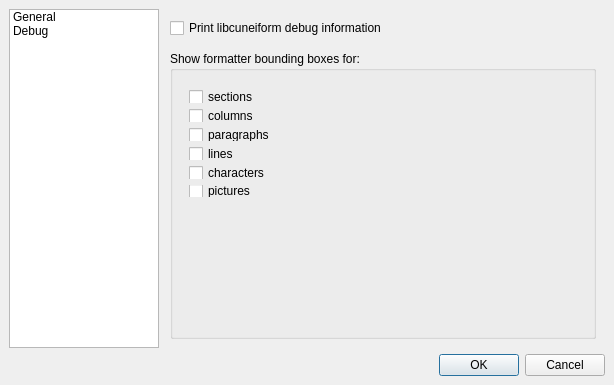
Above: gui/settings.ui from uliss/quneiform before the change. Below: the same form after it.
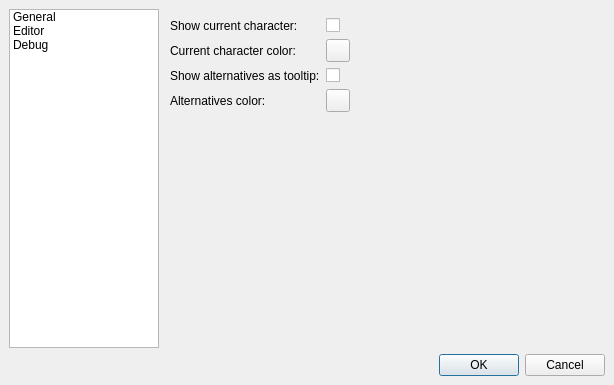
That is the form after the change. Icons and pictures are not drawn. Custom widgets are drawn as their Qt base class.

Commit message: ColorBUtton widget added and used in Settings and FormatSettings dialogs

The edit to the form file:
```diff
--- a/gui/settings.ui
+++ b/gui/settings.ui
@@ -23,7 +23,7 @@
   <property name="modal">
    <bool>true</bool>
   </property>
-  <layout class="QVBoxLayout" name="verticalLayout_2">
+  <layout class="QHBoxLayout" name="horizontalLayout_3">
    <property name="spacing">
     <number>0</number>
    </property>
@@ -66,6 +66,15 @@
             <normaloff>:/img/oxygen/32x32/select_rectangular.png</normaloff>:/img/oxygen/32x32/select_rectangular.png</iconset>
           </property>
          </item>
+         <item>
+          <property name="text">
+           <string>Editor</string>
+          </property>
+          <property name="icon">
+           <iconset resource="resources/cuneiform.qrc">
+            <normaloff>:/img/oxygen/32x32/object_edit.png</normaloff>:/img/oxygen/32x32/object_edit.png</iconset>
+          </property>
+         </item>
          <item>
           <property name="text">
            <string>Debug</string>
@@ -106,6 +115,54 @@
            </property>
           </widget>
          </widget>
+         <widget class="QWidget" name="editorSettings">
+          <layout class="QVBoxLayout" name="verticalLayout_2">
+           <item>
+            <layout class="QFormLayout" name="formLayout_2">
+             <item row="0" column="0">
+              <widget class="QLabel" name="showCurrentCharacterLabel">
+               <property name="text">
+                <string>Show current character:</string>
+               </property>
+              </widget>
+             </item>
+             <item row="0" column="1">
+              <widget class="QCheckBox" name="showCurrentCharacterCheckBox"/>
+             </item>
+             <item row="1" column="0">
+              <widget class="QLabel" name="currentCharacterColorLabel">
+               <property name="text">
+                <string>Current character color:</string>
+               </property>
+              </widget>
+             </item>
+             <item row="1" column="1">
+              <widget class="ColorButton" name="currentCharacterColorButton"/>
+             </item>
+             <item row="2" column="0">
+              <widget class="QLabel" name="showAlternativesAsTooltipLabel">
+               <property name="text">
+                <string>Show alternatives as tooltip:</string>
+               </property>
+              </widget>
+             </item>
+             <item row="2" column="1">
+              <widget class="QCheckBox" name="showAlternativesAsTooltipCheckBox"/>
+             </item>
+             <item row="3" column="0">
+              <widget class="QLabel" name="alternativesColorLabel">
+               <property name="text">
+                <string>Alternatives color:</string>
+               </property>
+              </widget>
+             </item>
+             <item row="3" column="1">
+              <widget class="ColorButton" name="alternativeColorButton"/>
+             </item>
+            </layout>
+           </item>
+          </layout>
+         </widget>
          <widget class="QWidget" name="debugSettings">
           <layout class="QVBoxLayout" name="verticalLayout_4">
            <property name="spacing">
@@ -151,19 +208,7 @@
              <property name="title">
               <string>Show formatter bounding boxes for:</string>
              </property>
-             <widget class="QWidget" name="layoutWidget">
-              <property name="geometry">
-               <rect>
-                <x>10</x>
-                <y>30</y>
-                <width>341</width>
-                <height>125</height>
-               </rect>
-              </property>
               <layout class="QVBoxLayout" name="verticalLayout_3">
-               <property name="sizeConstraint">
-                <enum>QLayout::SetDefaultConstraint</enum>
-               </property>
                <item>
                 <widget class="QCheckBox" name="showSectionsBBox">
                  <property name="text">
@@ -208,7 +253,19 @@
                </item>
               </layout>
              </widget>
-            </widget>
+           </item>
+           <item>
+            <spacer name="verticalSpacer_2">
+             <property name="orientation">
+              <enum>Qt::Vertical</enum>
+             </property>
+             <property name="sizeHint" stdset="0">
+              <size>
+               <width>20</width>
+               <height>40</height>
+              </size>
+             </property>
+            </spacer>
            </item>
           </layout>
          </widget>
@@ -231,6 +288,13 @@
   </layout>
  </widget>
  <layoutdefault spacing="6" margin="9"/>
+ <customwidgets>
+  <customwidget>
+   <class>ColorButton</class>
+   <extends>QToolButton</extends>
+   <header>colorbutton.h</header>
+  </customwidget>
+ </customwidgets>
  <resources>
   <include location="resources/cuneiform.qrc"/>
  </resources>
```
Lines whose indentation alone changed are shown as unchanged. The commit also changes 8 other files.
